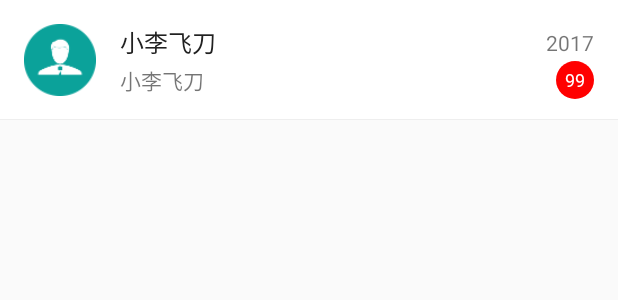
After one commit to dev-fancyluo/KtChat, an Android app: the layout widget_conversation_item.xml on its own in the app's theme, with its tools: preview values and no code run, on a phone screen of 412 x 824 dp. The commit adds this screen. Shown: the top 300 px of the screen. Run offline under Robolectric (Android 15) with nearby library versions, the phone set to English and light mode, and no system bars.

Commit message:
会话界面完成

```diff
--- a/app/src/main/java/com/fancyluo/fancyim/presenter/ChatPresenter.kt
+++ b/app/src/main/java/com/fancyluo/fancyim/presenter/ChatPresenter.kt
@@ -47,6 +47,7 @@ class ChatPresenter(val view: ChatContract.View) : ChatContract.Presenter {
     override fun loadInitMsg(title: String) {
         doAsync {
             val conversation = EMClient.getInstance().chatManager().getConversation(title)
+            conversation.markAllMessagesAsRead()
             val initMsgList = conversation.allMessages
             msgList.addAll(initMsgList)
             uiThread { view.onLoadInitMsgSuccess() }
--- /dev/null
+++ b/app/src/main/res/drawable/bg_red_circle.xml
@@ -0,0 +1,12 @@
+<?xml version="1.0" encoding="utf-8"?>
+<shape xmlns:android="http://schemas.android.com/apk/res/android"
+       android:shape="oval">
+
+
+    <solid android:color="#FF0000" />
+
+    <size
+        android:height="25dp"
+        android:width="25dp"/>
+
+</shape>
--- /dev/null
+++ b/app/src/main/res/layout/widget_conversation_item.xml
@@ -0,0 +1,73 @@
+<?xml version="1.0" encoding="utf-8"?>
+<android.support.constraint.ConstraintLayout
+    xmlns:android="http://schemas.android.com/apk/res/android"
+    xmlns:app="http://schemas.android.com/apk/res-auto"
+    android:layout_width="match_parent"
+    android:layout_height="wrap_content"
+    android:background="@color/white"
+    android:foreground="?attr/selectableItemBackground">
+
+    <ImageView
+        android:id="@+id/imgAvatar"
+        android:layout_width="48dp"
+        android:layout_height="48dp"
+        android:layout_marginBottom="16dp"
+        android:layout_marginLeft="16dp"
+        android:layout_marginTop="16dp"
+        android:src="@drawable/ic_avatar_default"
+        app:layout_constraintBottom_toBottomOf="parent"
+        app:layout_constraintLeft_toLeftOf="parent"
+        app:layout_constraintTop_toTopOf="parent"/>
+
+    <TextView
+        android:id="@+id/textUserName"
+        android:layout_width="wrap_content"
+        android:layout_height="wrap_content"
+        android:layout_marginLeft="16dp"
+        android:text="小李飞刀"
+        android:textColor="@color/primary_text"
+        android:textSize="16dp"
+        app:layout_constraintLeft_toRightOf="@id/imgAvatar"
+        app:layout_constraintTop_toTopOf="@id/imgAvatar"/>
+
+    <TextView
+        android:id="@+id/textLastMsg"
+        android:layout_width="wrap_content"
+        android:layout_height="wrap_content"
+        android:layout_marginLeft="16dp"
+        android:text="小李飞刀"
+        app:layout_constraintBottom_toBottomOf="@id/imgAvatar"
+        app:layout_constraintLeft_toRightOf="@id/imgAvatar"/>
+
+
+    <TextView
+        android:id="@+id/textTime"
+        android:layout_width="wrap_content"
+        android:layout_height="wrap_content"
+        android:layout_marginRight="16dp"
+        android:text="2017"
+        app:layout_constraintBottom_toBottomOf="@id/textUserName"
+        app:layout_constraintRight_toRightOf="parent"
+        app:layout_constraintTop_toTopOf="@id/textUserName"/>
+
+    <TextView
+        android:id="@+id/textMsgCount"
+        android:layout_width="wrap_content"
+        android:layout_height="wrap_content"
+        android:layout_marginRight="16dp"
+        android:background="@drawable/bg_red_circle"
+        android:gravity="center"
+        android:text="99"
+        android:textColor="@color/white"
+        android:textSize="12sp"
+        app:layout_constraintBottom_toBottomOf="@id/textLastMsg"
+        app:layout_constraintRight_toRightOf="parent"
+        app:layout_constraintTop_toTopOf="@id/textLastMsg"/>
+
+    <View
+        android:layout_width="0dp"
+        android:layout_height="0.2dp"
+        android:background="@color/gray"
+        app:layout_constraintBottom_toBottomOf="parent"/>
+
+</android.support.constraint.ConstraintLayout>
```
Also changed, not shown: app/src/main/java/com/fancyluo/fancyim/ui/adapter/ConversationAdapter.kt (added, +28 -0 lines), app/src/main/java/com/fancyluo/fancyim/ui/fragment/ConversationFragment.kt (+40 -0 lines), app/src/main/java/com/fancyluo/fancyim/ui/widget/ConversationItem.kt (added, +43 -0 lines).
